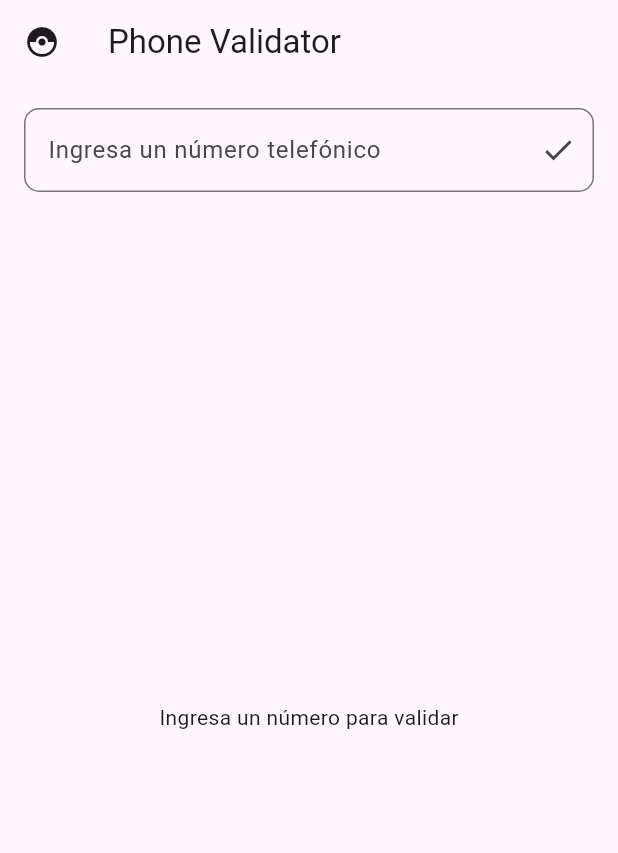
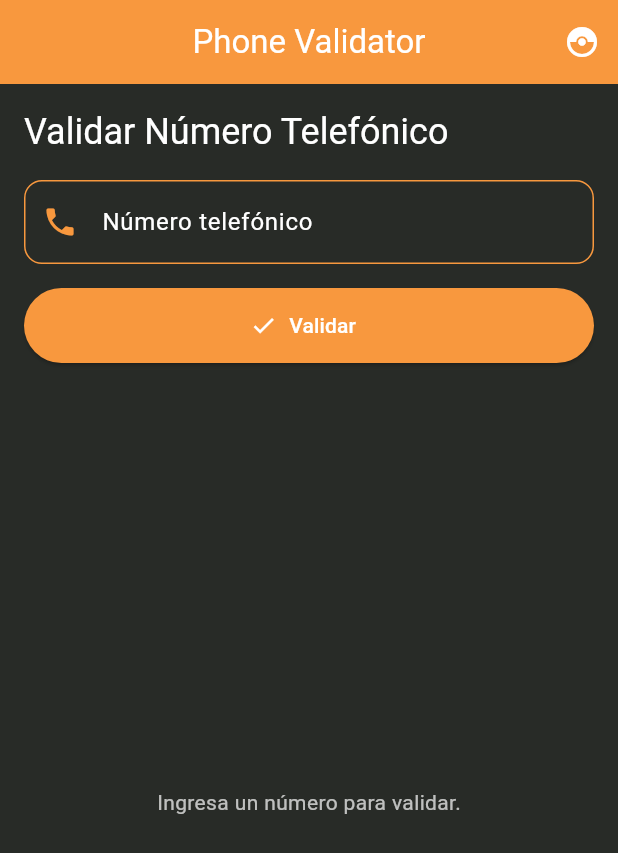
Before and after one commit to Davidvela-306/flutter_apis, a Flutter app: the screen it shows after launch, after a tap on the "phone" icon, on a phone screen of 412 x 824 dp. Shown: the top 853 px of the screen. Run offline on Flutter 3.47's test engine with Material 3 defaults, Android fonts, the phone set to English and light mode, and no system bars.

Commit message:
styles: Add new UI to the interface

```diff
--- a/lib/main.dart
+++ b/lib/main.dart
@@ -1,4 +1,3 @@
-import 'package:flutter/gestures.dart';
 import 'package:flutter/material.dart';
 import 'package:provider/provider.dart';
 import 'providers/pokemon_provider.dart';
@@ -19,9 +18,28 @@ class MyApp extends StatelessWidget {
         ChangeNotifierProvider(create: (_) => PokemonProvider()),
         ChangeNotifierProvider(create: (_) => PhoneProvider()),
       ],
-      child: const MaterialApp(
+      child: MaterialApp(
         title: 'Flutter API Demo',
-        home: HomeScreen(),
+        theme: ThemeData(
+          useMaterial3: true,
+          colorScheme: const ColorScheme(
+            brightness: Brightness.light,
+            primary: Color(0xFFF8983E),
+            onPrimary: Colors.white,
+            secondary: Color(0xFFE55053),
+            onSecondary: Colors.white,
+            surface: Color(0xFF282B27),
+            onSurface: Colors.white,
+            error: Color(0xFF9C2FB2),
+            onError: Colors.white,
+          ),
+          scaffoldBackgroundColor: const Color(0xFF282B27),
+          textTheme: const TextTheme(
+            bodyLarge: TextStyle(color: Colors.white),
+            bodyMedium: TextStyle(color: Colors.white70),
+          ),
+        ),
+        home: const HomeScreen(),
       ),
     );
   }
@@ -42,9 +60,14 @@ class _HomeScreenState extends State<HomeScreen> {
     return Scaffold(
       appBar: AppBar(
         title: Text(showPokemon ? 'Pokémon API' : 'Phone Validator'),
+        centerTitle: true,
+        backgroundColor: Theme.of(context).colorScheme.primary,
         actions: [
           IconButton(
-            icon: Icon(showPokemon ? Icons.phone : Icons.catching_pokemon),
+            icon: Icon(
+              showPokemon ? Icons.phone : Icons.catching_pokemon,
+              color: Theme.of(context).colorScheme.onPrimary,
+            ),
             onPressed: () {
               setState(() {
                 showPokemon = !showPokemon;
@@ -55,51 +78,70 @@ class _HomeScreenState extends State<HomeScreen> {
       ),
       body: AnimatedSwitcher(
         duration: const Duration(milliseconds: 300),
-        child: showPokemon ? PokemonListScreen() : PhoneValidatorScreen(),
+        child: showPokemon
+            ? const PokemonListScreen()
+            : const PhoneValidatorScreen(),
       ),
     );
   }
 }
 
 class PhoneValidatorScreen extends StatelessWidget {
-  PhoneValidatorScreen({super.key});
-
-  final TextEditingController _phoneController = TextEditingController();
+  const PhoneValidatorScreen({super.key});
 
   @override
   Widget build(BuildContext context) {
-    return Scaffold(
-      appBar: AppBar(
-        title: const Text('Phone Validator'),
-        leading: IconButton(
-          icon: const Icon(Icons.catching_pokemon),
-          onPressed: () {
-            Navigator.pop(context);
-          },
+    final TextEditingController phoneController = TextEditingController();
+
+    return Padding(
+      padding: const EdgeInsets.all(16.0),
+      child: Column(
+        crossAxisAlignment: CrossAxisAlignment.start,
+        children: [
+          Text(
+            'Validar Número Telefónico',
+            style: Theme.of(context).textTheme.headlineSmall?.copyWith(
+                  color: Theme.of(context).colorScheme.onBackground,
                 ),
           ),
-      body: Padding(
-        padding: const EdgeInsets.all(16.0),
-        child: Column(
-          children: [
+          const SizedBox(height: 16),
           TextField(
-              controller: _phoneController,
+            controller: phoneController,
+            style: const TextStyle(color: Colors.white),
             decoration: InputDecoration(
-                hintText: 'Ingresa un número telefónico',
-                suffixIcon: IconButton(
+              labelText: 'Número telefónico',
+              labelStyle:
+                  TextStyle(color: Theme.of(context).colorScheme.onBackground),
+              prefixIcon: Icon(Icons.phone,
+                  color: Theme.of(context).colorScheme.primary),
+              enabledBorder: OutlineInputBorder(
+                borderSide:
+                    BorderSide(color: Theme.of(context).colorScheme.primary),
+                borderRadius: BorderRadius.circular(12),
+              ),
+              focusedBorder: OutlineInputBorder(
+                borderSide:
+                    BorderSide(color: Theme.of(context).colorScheme.secondary),
+                borderRadius: BorderRadius.circular(12),
+              ),
+            ),
+          ),
+          const SizedBox(height: 16),
+          ElevatedButton.icon(
             icon: const Icon(Icons.check),
+            label: const Text('Validar'),
+            style: ElevatedButton.styleFrom(
+              minimumSize: const Size.fromHeight(50),
+              backgroundColor: Theme.of(context).colorScheme.primary,
+              foregroundColor: Theme.of(context).colorScheme.onPrimary,
+            ),
             onPressed: () {
-                    final phone = _phoneController.text.trim();
+              final phone = phoneController.text.trim();
               if (phone.isNotEmpty) {
                 Provider.of<PhoneProvider>(context, listen: false)
                     .validatePhone(phone);
               }
             },
-                ),
-                border: OutlineInputBorder(
-                  borderRadius: BorderRadius.circular(10),
-                ),
-              ),
           ),
           const SizedBox(height: 20),
           Expanded(
@@ -111,12 +153,20 @@ class PhoneValidatorScreen extends StatelessWidget {
 
                 if (provider.phoneValidation == null) {
                   return const Center(
-                      child: Text('Ingresa un número para validar'),
+                    child: Text(
+                      'Ingresa un número para validar.',
+                      style: TextStyle(color: Colors.white70),
+                    ),
                   );
                 }
 
                 final validation = provider.phoneValidation!;
                 return Card(
+                  color: Theme.of(context).colorScheme.surface,
+                  shape: RoundedRectangleBorder(
+                    borderRadius: BorderRadius.circular(12),
+                  ),
+                  elevation: 4,
                   child: Padding(
                     padding: const EdgeInsets.all(16.0),
                     child: Column(
@@ -137,57 +187,60 @@ class PhoneValidatorScreen extends StatelessWidget {
           ),
         ],
       ),
-      ),
     );
   }
 }
 
 class PokemonListScreen extends StatelessWidget {
-  PokemonListScreen({super.key});
-
-  final TextEditingController _searchController = TextEditingController();
+  const PokemonListScreen({super.key});
 
   @override
   Widget build(BuildContext context) {
-    return Scaffold(
-      appBar: AppBar(
-        title: const Text('Pokémon Búsqueda'),
-        actions: [
-          IconButton(
-            icon: const Icon(Icons.phone),
-            onPressed: () {
-              Navigator.push(
-                context,
-                MaterialPageRoute(builder: (context) => PhoneValidatorScreen()),
-              );
-            },
-          ),
-        ],
-      ),
-      body: Column(
+    final TextEditingController searchController = TextEditingController();
+
+    return Column(
       children: [
         Padding(
           padding: const EdgeInsets.all(16.0),
           child: TextField(
-              controller: _searchController,
+            controller: searchController,
+            style: const TextStyle(color: Colors.white),
             decoration: InputDecoration(
-                hintText: 'Ingresa el nombre del Pokémon',
-                suffixIcon: IconButton(
+              labelText: 'Buscar Pokémon',
+              labelStyle:
+                  TextStyle(color: Theme.of(context).colorScheme.onBackground),
+              prefixIcon: Icon(Icons.search,
+                  color: Theme.of(context).colorScheme.primary),
+              enabledBorder: OutlineInputBorder(
+                borderSide:
+                    BorderSide(color: Theme.of(context).colorScheme.primary),
+                borderRadius: BorderRadius.circular(12),
+              ),
+              focusedBorder: OutlineInputBorder(
+                borderSide:
+                    BorderSide(color: Theme.of(context).colorScheme.secondary),
+                borderRadius: BorderRadius.circular(12),
+              ),
+            ),
+          ),
+        ),
+        ElevatedButton.icon(
           icon: const Icon(Icons.search),
+          label: const Text('Buscar'),
+          style: ElevatedButton.styleFrom(
+            minimumSize: const Size.fromHeight(50),
+            backgroundColor: Theme.of(context).colorScheme.primary,
+            foregroundColor: Theme.of(context).colorScheme.onPrimary,
+          ),
           onPressed: () {
-                    final name = _searchController.text.toLowerCase().trim();
+            final name = searchController.text.trim().toLowerCase();
             if (name.isNotEmpty) {
               Provider.of<PokemonProvider>(context, listen: false)
                   .fetchPokemon(name);
             }
           },
         ),
-                border: OutlineInputBorder(
-                  borderRadius: BorderRadius.circular(10),
-                ),
-              ),
-            ),
-          ),
+        const SizedBox(height: 20),
         Expanded(
           child: Consumer<PokemonProvider>(
             builder: (context, provider, child) {
@@ -196,35 +249,48 @@ class PokemonListScreen extends StatelessWidget {
               }
 
               if (provider.pokemon == null) {
-                  return const Center(child: Text('Busca un Pokémon'));
+                return const Center(
+                  child: Text(
+                    'Busca un Pokémon para mostrar sus detalles.',
+                    style: TextStyle(color: Colors.white70),
+                  ),
+                );
               }
 
-                Pokemon pokemon = provider.pokemon!;
+              final Pokemon pokemon = provider.pokemon!;
               return SingleChildScrollView(
                 padding: const EdgeInsets.all(16.0),
                 child: Column(
                   crossAxisAlignment: CrossAxisAlignment.center,
                   children: [
-                      Image.network(
+                    ClipRRect(
+                      borderRadius: BorderRadius.circular(12),
+                      child: Image.network(
                         pokemon.sprites.frontDefault,
-                        height: 400,
-                        width: 400,
+                        height: 200,
+                        width: 200,
+                        fit: BoxFit.cover,
+                      ),
                     ),
                     const SizedBox(height: 20),
                     Text(
                       pokemon.name.toUpperCase(),
-                        style: const TextStyle(
-                          fontSize: 22,
-                          fontWeight: FontWeight.bold,
+                      style: Theme.of(context)
+                          .textTheme
+                          .headlineMedium
+                          ?.copyWith(
+                            color: Theme.of(context).colorScheme.onBackground,
                           ),
                     ),
                     const SizedBox(height: 8),
-                      Text('Altura: ${pokemon.height / 10} m'),
-                      Text('Peso: ${pokemon.weight / 10} kg'),
-                      const SizedBox(height: 8),
-                      Text('Tipos: ${pokemon.types.join(", ")}'),
-                      const SizedBox(height: 8),
-                      Text('Habilidades: ${pokemon.abilities.join(", ")}'),
+                    Text('Altura: ${pokemon.height / 10} m',
+                        style: const TextStyle(color: Colors.white70)),
+                    Text('Peso: ${pokemon.weight / 10} kg',
+                        style: const TextStyle(color: Colors.white70)),
+                    Text('Tipos: ${pokemon.types.join(", ")}',
+                        style: const TextStyle(color: Colors.white70)),
+                    Text('Habilidades: ${pokemon.abilities.join(", ")}',
+                        style: const TextStyle(color: Colors.white70)),
                   ],
                 ),
               );
@@ -232,7 +298,6 @@ class PokemonListScreen extends StatelessWidget {
           ),
         ),
       ],
-      ),
     );
   }
 }
```
Also changed, not shown: assets/phoneNumber.png (added), assets/pokeApi.png (added). Lines whose indentation alone changed are shown as unchanged.
